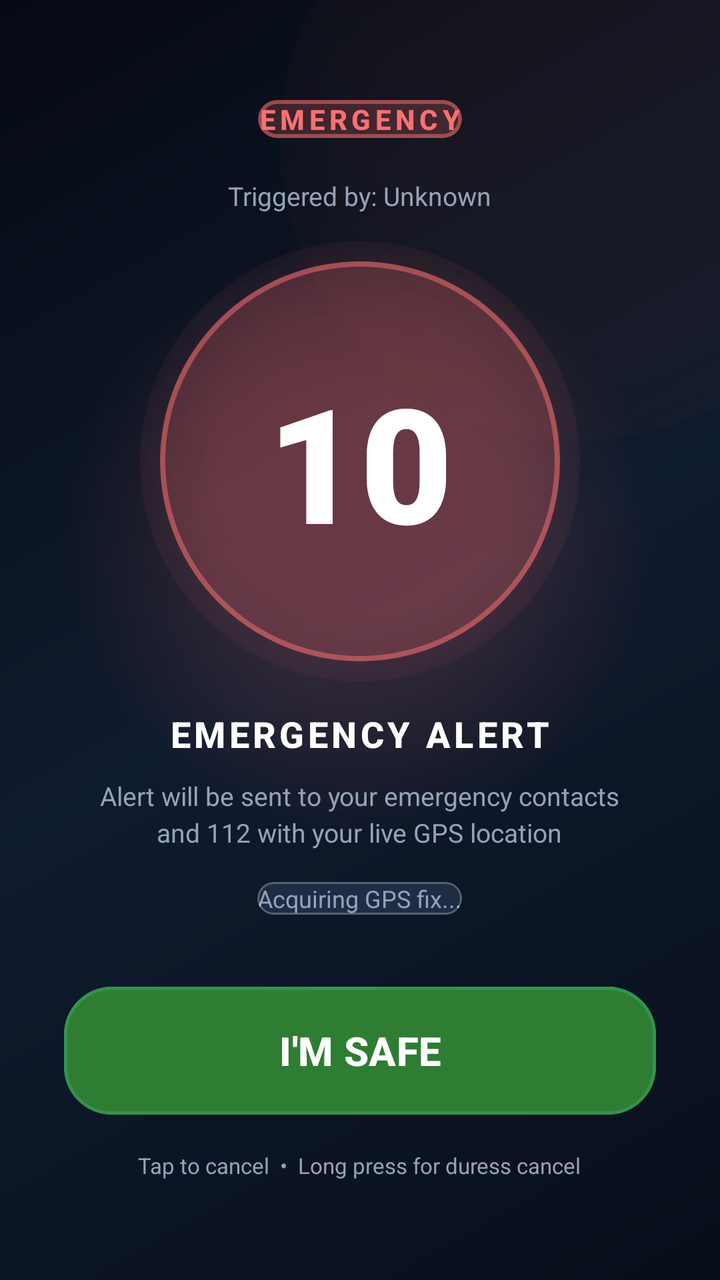
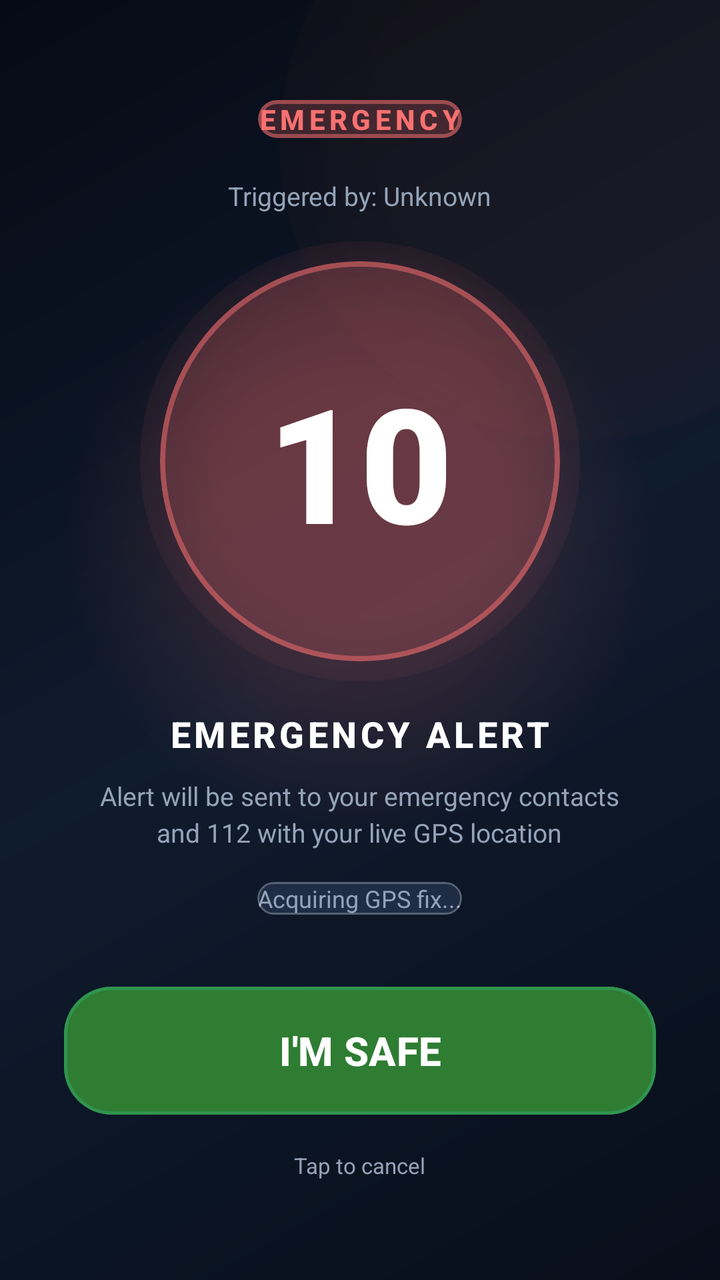

Screens rendered from an Android XML layout before and after an edit, with the pre-edit source and the edit as a unified diff.
<!-- AndroidManifest.xml: activity theme Theme.RakshaSetu.Countdown -->
<!-- res/layout/activity_countdown.xml -->
<?xml version="1.0" encoding="utf-8"?>
<FrameLayout xmlns:android="http://schemas.android.com/apk/res/android"
    xmlns:app="http://schemas.android.com/apk/res-auto"
    android:layout_width="match_parent"
    android:layout_height="match_parent"
    android:background="@drawable/bg_gradient_dark"
    android:clipChildren="false">

    
    <View
        android:layout_width="450dp"
        android:layout_height="450dp"
        android:layout_gravity="center"
        android:layout_marginTop="-50dp"
        android:background="@drawable/bg_sos_glow"
        android:alpha="0.35" />

    
    <View
        android:layout_width="300dp"
        android:layout_height="300dp"
        android:layout_gravity="top|end"
        android:layout_marginTop="-80dp"
        android:layout_marginEnd="-80dp"
        android:background="@drawable/bg_glow_orange"
        android:alpha="0.25" />

    
    <LinearLayout
        android:id="@+id/layoutCountdownVisual"
        android:layout_width="match_parent"
        android:layout_height="match_parent"
        android:orientation="vertical"
        android:gravity="center"
        android:padding="32dp"
        android:clipChildren="false"
        android:visibility="visible">

        
        <com.google.android.material.card.MaterialCardView
            android:layout_width="wrap_content"
            android:layout_height="wrap_content"
            app:cardCornerRadius="24dp"
            app:cardElevation="0dp"
            app:cardBackgroundColor="@color/glass_sos"
            app:strokeColor="@color/sos_glass_border"
            app:strokeWidth="2dp"
            android:layout_marginBottom="20dp"
            android:paddingHorizontal="28dp"
            android:paddingVertical="8dp">

            <TextView
                android:layout_width="wrap_content"
                android:layout_height="wrap_content"
                android:text="EMERGENCY"
                android:textSize="14sp"
                android:textStyle="bold"
                android:textColor="@color/status_inactive"
                android:letterSpacing="0.15"
                android:fontFamily="sans-serif-medium" />
        </com.google.android.material.card.MaterialCardView>

        
        <TextView
            android:id="@+id/tvTriggerSource"
            android:layout_width="wrap_content"
            android:layout_height="wrap_content"
            android:text="Triggered by: Unknown"
            android:textSize="13sp"
            android:textColor="@color/text_secondary"
            android:layout_marginBottom="24dp" />

        
        <FrameLayout
            android:layout_width="200dp"
            android:layout_height="200dp"
            android:layout_marginBottom="24dp"
            android:clipChildren="false">

            
            <View
                android:layout_width="220dp"
                android:layout_height="220dp"
                android:layout_gravity="center"
                android:background="@drawable/bg_sos_glow"
                android:alpha="0.3" />

            
            <com.google.android.material.card.MaterialCardView
                android:layout_width="200dp"
                android:layout_height="200dp"
                app:cardCornerRadius="100dp"
                app:cardElevation="0dp"
                app:cardBackgroundColor="@color/glass_sos"
                app:strokeColor="@color/sos_glass_border"
                app:strokeWidth="2.5dp">

                <FrameLayout
                    android:layout_width="match_parent"
                    android:layout_height="match_parent">

                    <TextView
                        android:id="@+id/tvCountdownNumber"
                        android:layout_width="wrap_content"
                        android:layout_height="wrap_content"
                        android:layout_gravity="center"
                        android:text="10"
                        android:textSize="80sp"
                        android:textStyle="bold"
                        android:textColor="@color/countdown_text"
                        android:fontFamily="sans-serif-black" />
                </FrameLayout>
            </com.google.android.material.card.MaterialCardView>
        </FrameLayout>

        
        <TextView
            android:layout_width="wrap_content"
            android:layout_height="wrap_content"
            android:text="EMERGENCY ALERT"
            android:textSize="18sp"
            android:textStyle="bold"
            android:textColor="@color/countdown_text"
            android:fontFamily="sans-serif-medium"
            android:letterSpacing="0.1" />

        <TextView
            android:layout_width="wrap_content"
            android:layout_height="wrap_content"
            android:text="Alert will be sent to your emergency contacts\nand 112 with your live GPS location"
            android:textSize="13sp"
            android:textColor="@color/text_secondary"
            android:layout_marginTop="10dp"
            android:gravity="center"
            android:lineSpacingExtra="3dp" />

        
        <com.google.android.material.card.MaterialCardView
            android:layout_width="wrap_content"
            android:layout_height="wrap_content"
            app:cardCornerRadius="20dp"
            app:cardElevation="0dp"
            app:cardBackgroundColor="@color/glass_card_solid"
            app:strokeColor="@color/glass_border"
            app:strokeWidth="1dp"
            android:layout_marginTop="16dp"
            android:paddingHorizontal="20dp"
            android:paddingVertical="8dp">

            <TextView
                android:id="@+id/tvLocationStatus"
                android:layout_width="wrap_content"
                android:layout_height="wrap_content"
                android:text="Acquiring GPS fix..."
                android:textSize="12sp"
                android:textColor="@color/text_secondary" />
        </com.google.android.material.card.MaterialCardView>

        
        <com.google.android.material.button.MaterialButton
            android:id="@+id/btnSafe"
            android:layout_width="match_parent"
            android:layout_height="72dp"
            android:text="I'M SAFE"
            android:textSize="20sp"
            android:textStyle="bold"
            android:textColor="@android:color/white"
            android:backgroundTint="@color/safe_button"
            android:layout_marginTop="32dp"
            app:cornerRadius="24dp"
            app:strokeColor="#4434D399"
            app:strokeWidth="1.5dp" />

        <TextView
            android:layout_width="wrap_content"
            android:layout_height="wrap_content"
            android:text="Tap to cancel  •  Long press for duress cancel"
            android:textSize="11sp"
            android:textColor="@color/text_secondary"
            android:layout_marginTop="14dp" />
    </LinearLayout>

    
    <LinearLayout
        android:id="@+id/layoutSilentVisual"
        android:layout_width="match_parent"
        android:layout_height="match_parent"
        android:orientation="vertical"
        android:gravity="center"
        android:padding="32dp"
        android:clipChildren="false"
        android:visibility="gone">

        
        <com.google.android.material.card.MaterialCardView
            android:layout_width="wrap_content"
            android:layout_height="wrap_content"
            app:cardCornerRadius="24dp"
            app:cardElevation="0dp"
            app:cardBackgroundColor="@color/glass_card_solid"
            app:strokeColor="@color/glass_border"
            app:strokeWidth="1.5dp"
            android:layout_marginBottom="12dp"
            android:paddingHorizontal="24dp"
            android:paddingVertical="8dp">

            <TextView
                android:layout_width="wrap_content"
                android:layout_height="wrap_content"
                android:text="SILENT MODE"
                android:textSize="13sp"
                android:textStyle="bold"
                android:textColor="@color/text_secondary"
                android:letterSpacing="0.15"
                android:fontFamily="sans-serif-medium" />
        </com.google.android.material.card.MaterialCardView>

        <TextView
            android:layout_width="wrap_content"
            android:layout_height="wrap_content"
            android:text="Alert will be sent silently..."
            android:textSize="14sp"
            android:textColor="@color/text_secondary"
            android:gravity="center"
            android:layout_marginBottom="32dp" />

        
        <FrameLayout
            android:layout_width="160dp"
            android:layout_height="160dp"
            android:layout_marginBottom="24dp">

            <com.google.android.material.card.MaterialCardView
                android:layout_width="160dp"
                android:layout_height="160dp"
                app:cardCornerRadius="80dp"
                app:cardElevation="0dp"
                app:cardBackgroundColor="@color/glass_card_solid"
                app:strokeColor="@color/glass_border"
                app:strokeWidth="2dp">

                <FrameLayout
                    android:layout_width="match_parent"
                    android:layout_height="match_parent">

                    <TextView
                        android:id="@+id/tvSilentCountdownNumber"
                        android:layout_width="wrap_content"
                        android:layout_height="wrap_content"
                        android:layout_gravity="center"
                        android:text="30"
                        android:textSize="64sp"
                        android:textStyle="bold"
                        android:textColor="@color/text_primary"
                        android:fontFamily="sans-serif-black" />
                </FrameLayout>
            </com.google.android.material.card.MaterialCardView>
        </FrameLayout>

        <TextView
            android:id="@+id/tvSilentCountdownHint"
            android:layout_width="wrap_content"
            android:layout_height="wrap_content"
            android:text="seconds until silent alert"
            android:textSize="14sp"
            android:textColor="@color/text_secondary"
            android:layout_marginBottom="8dp" />

        
        <com.google.android.material.card.MaterialCardView
            android:layout_width="wrap_content"
            android:layout_height="wrap_content"
            app:cardCornerRadius="20dp"
            app:cardElevation="0dp"
            app:cardBackgroundColor="@color/glass_card_solid"
            app:strokeColor="@color/glass_border"
            app:strokeWidth="1dp"
            android:layout_marginTop="12dp"
            android:paddingHorizontal="20dp"
            android:paddingVertical="8dp">

            <TextView
                android:id="@+id/tvSilentLocationStatus"
                android:layout_width="wrap_content"
                android:layout_height="wrap_content"
                android:text="Acquiring GPS fix..."
                android:textSize="12sp"
                android:textColor="@color/text_secondary" />
        </com.google.android.material.card.MaterialCardView>

        
        <com.google.android.material.button.MaterialButton
            android:id="@+id/btnSilentCancel"
            android:layout_width="match_parent"
            android:layout_height="56dp"
            android:text="CANCEL"
            android:textSize="16sp"
            android:textStyle="bold"
            android:textColor="@color/text_primary"
            android:backgroundTint="@color/glass_card_solid"
            android:layout_marginTop="32dp"
            app:cornerRadius="20dp"
            app:strokeColor="@color/glass_border"
            app:strokeWidth="1.5dp" />
    </LinearLayout>

</FrameLayout>
<!-- resources referenced by this layout -->
<resources>
  <color name="countdown_text">#FFFFFF</color>
  <color name="glass_border">#40FFFFFF</color>
  <color name="glass_card_solid">#1E2D44</color>
  <color name="glass_sos">#33F87171</color>
  <color name="safe_button">#2E7D32</color>
  <color name="sos_glass_border">#80F87171</color>
  <color name="status_inactive">#F87171</color>
  <color name="text_primary">#F0F4F8</color>
  <color name="text_secondary">#94A3B8</color>
  <!-- drawable bg_glow_orange (drawable) -->
  <?xml version="1.0" encoding="utf-8"?>
  <shape xmlns:android="http://schemas.android.com/apk/res/android"
      android:shape="oval">
      <gradient
          android:type="radial"
          android:gradientRadius="200dp"
          android:centerColor="@color/glow_orange"
          android:startColor="@color/glow_orange"
          android:endColor="#00FF6B35" />
      <size
          android:width="400dp"
          android:height="400dp" />
  </shape>
  <!-- drawable bg_gradient_dark (drawable) -->
  <?xml version="1.0" encoding="utf-8"?>
  <shape xmlns:android="http://schemas.android.com/apk/res/android"
      android:shape="rectangle">
      <gradient
          android:type="linear"
          android:angle="135"
          android:startColor="@color/background_gradient_start"
          android:centerColor="@color/background_gradient_mid"
          android:endColor="@color/background_gradient_end" />
  </shape>
  <!-- drawable bg_sos_glow (drawable) -->
  <?xml version="1.0" encoding="utf-8"?>
  <shape xmlns:android="http://schemas.android.com/apk/res/android"
      android:shape="oval">
      <gradient
          android:type="radial"
          android:gradientRadius="150dp"
          android:centerColor="@color/sos_glow"
          android:startColor="@color/sos_glow"
          android:endColor="#00F87171" />
      <size
          android:width="300dp"
          android:height="300dp" />
  </shape>
  <style name="Theme.RakshaSetu.Countdown" parent="Theme.Material3.Dark.NoActionBar">
          <item name="android:windowBackground">@color/countdown_background</item>
          <item name="android:statusBarColor">@android:color/transparent</item>
          <item name="android:navigationBarColor">@android:color/transparent</item>
          <item name="android:windowFullscreen">true</item>
          <item name="android:windowDrawsSystemBarBackgrounds">true</item>
      </style>
  <color name="glow_orange">#30FF6B35</color>
  <color name="background_gradient_start">#080E1A</color>
  <color name="background_gradient_mid">#0F1B2E</color>
  <color name="background_gradient_end">#060A14</color>
  <color name="sos_glow">#60F87171</color>
  <color name="countdown_background">#080E1A</color>
</resources>

<!-- the commit's change to res/layout/activity_countdown.xml (unified diff, before → after) -->
@@ -174,7 +174,7 @@
         <TextView
             android:layout_width="wrap_content"
             android:layout_height="wrap_content"
-            android:text="Tap to cancel  •  Long press for duress cancel"
+            android:text="Tap to cancel"
             android:textSize="11sp"
             android:textColor="@color/text_secondary"
             android:layout_marginTop="14dp" />
